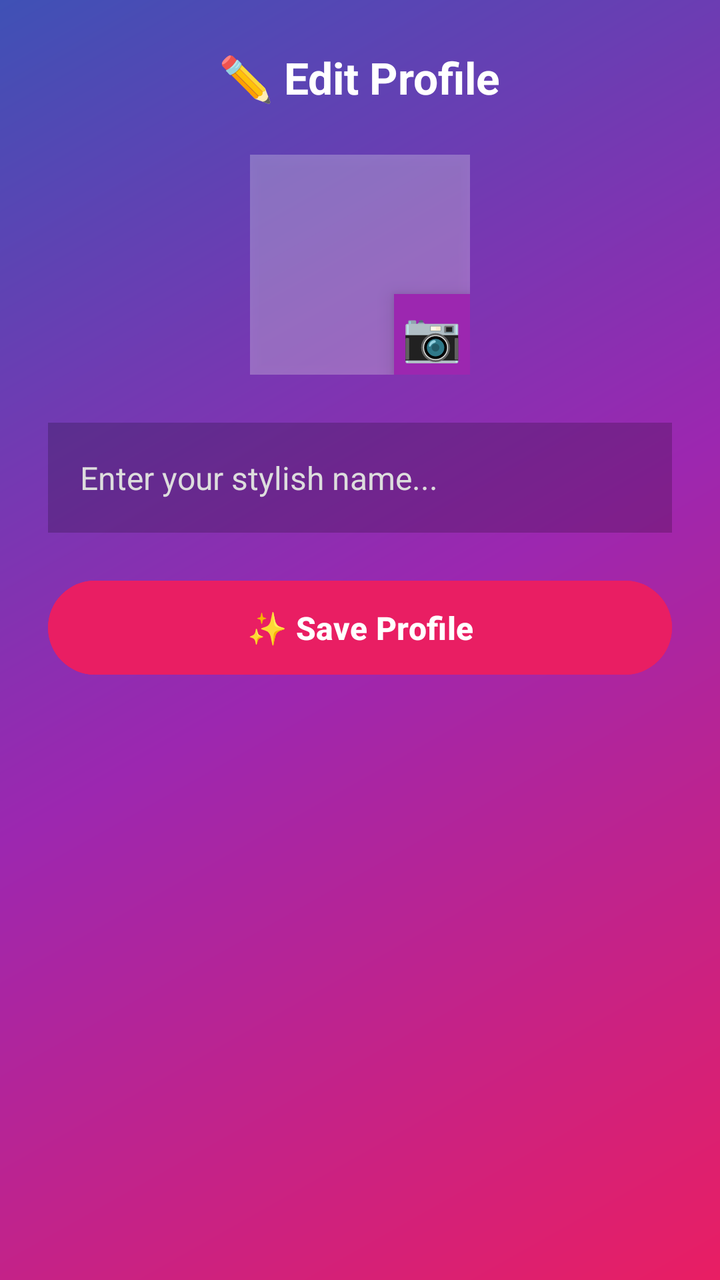
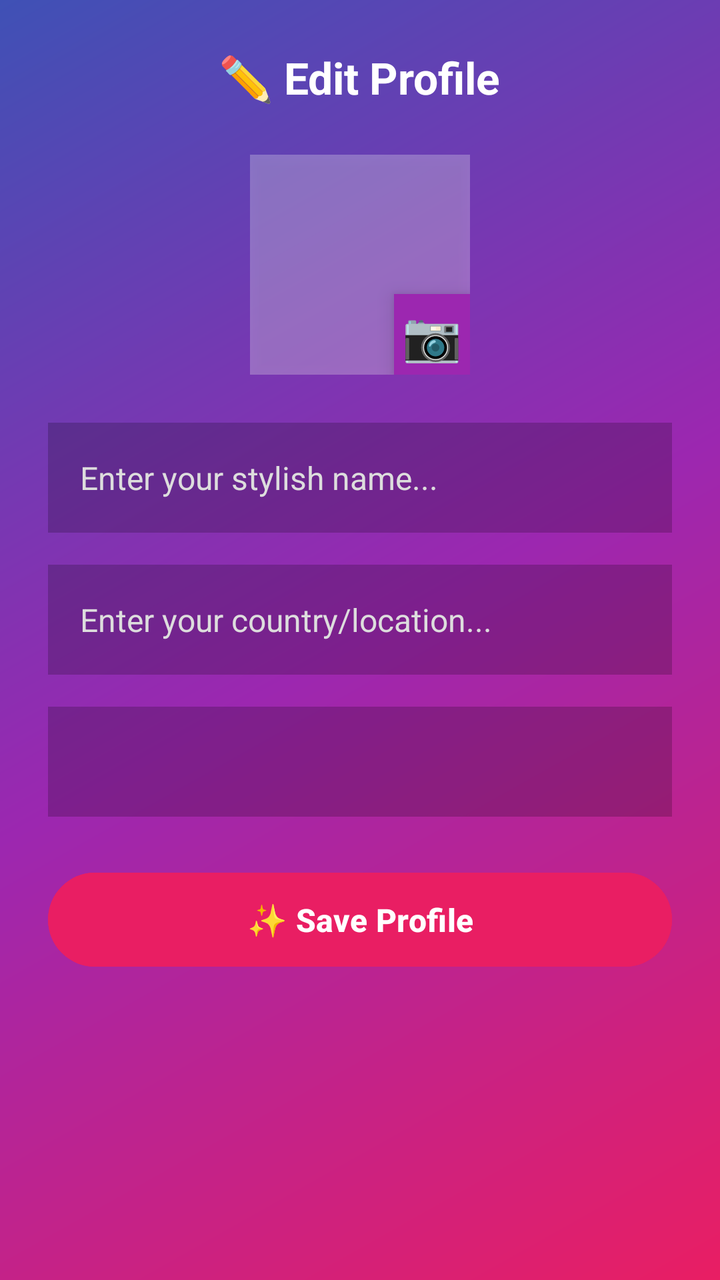

Compare the two renders of this Android layout. The source of the first and the diff that turns it into the second are given below.
<!-- AndroidManifest.xml: activity theme Theme.SRVoiceChat -->
<!-- res/layout/activity_edit_profile.xml -->
<?xml version="1.0" encoding="utf-8"?>
<ScrollView xmlns:android="http://schemas.android.com/apk/res/android"
    android:layout_width="match_parent"
    android:layout_height="match_parent"
    android:background="@drawable/bg_profile_gradient"
    android:fillViewport="true">

    <LinearLayout
        android:layout_width="match_parent"
        android:layout_height="wrap_content"
        android:orientation="vertical"
        android:padding="24dp"
        android:gravity="center_horizontal">

        
        <TextView
            android:layout_width="wrap_content"
            android:layout_height="wrap_content"
            android:text="✏️ Edit Profile"
            android:textColor="#FFFFFF"
            android:textSize="22sp"
            android:textStyle="bold"
            android:layout_marginBottom="24dp"/>

        
        <FrameLayout
            android:layout_width="110dp"
            android:layout_height="110dp"
            android:layout_marginBottom="24dp">

            <ImageView
                android:id="@+id/imgEditProfilePic"
                android:layout_width="match_parent"
                android:layout_height="match_parent"
                android:background="#44FFFFFF"
                android:scaleType="centerCrop"
                android:elevation="4dp"/>

            <TextView
                android:layout_width="wrap_content"
                android:layout_height="wrap_content"
                android:text="📷"
                android:textSize="24sp"
                android:layout_gravity="bottom|end"
                android:background="#9C27B0"
                android:padding="4dp"
                android:elevation="6dp"/>
        </FrameLayout>

        
        <EditText
            android:id="@+id/editUserName"
            android:layout_width="match_parent"
            android:layout_height="55dp"
            android:background="#33000000"
            android:hint="Enter your stylish name..."
            android:textColor="#FFFFFF"
            android:textColorHint="#DDDDDD"
            android:textSize="16sp"
            android:paddingHorizontal="16dp"
            android:layout_marginBottom="20dp"
            android:singleLine="true"/>

        
        <Button
            android:id="@+id/btnSaveProfile"
            android:layout_width="match_parent"
            android:layout_height="55dp"
            android:text="✨ Save Profile"
            android:textColor="#FFFFFF"
            android:textSize="16sp"
            android:textStyle="bold"
            android:backgroundTint="#E91E63"
            android:elevation="4dp"/>

    </LinearLayout>
</ScrollView>
<!-- resources referenced by this layout -->
<resources>
  <!-- drawable bg_profile_gradient (drawable) -->
  <?xml version="1.0" encoding="utf-8"?>
  <shape xmlns:android="http://schemas.android.com/apk/res/android"
      android:shape="rectangle">
      <gradient
          android:angle="135"
          android:startColor="#E91E63"
          android:centerColor="#9C27B0"
          android:endColor="#3F51B5"
          android:type="linear" />
  </shape>
  <style name="Theme.SRVoiceChat" parent="Theme.Material3.DayNight.NoActionBar">
          <item name="colorPrimary">#FF4081</item>
          <item name="android:statusBarColor">#FF4081</item>
          <item name="android:windowLightStatusBar">true</item>
      </style>
</resources>

<!-- the commit's change to res/layout/activity_edit_profile.xml (unified diff, before → after) -->
@@ -58,8 +58,31 @@
             android:textColorHint="#DDDDDD"
             android:textSize="16sp"
             android:paddingHorizontal="16dp"
-            android:layout_marginBottom="20dp"
+            android:layout_marginBottom="16dp"
             android:singleLine="true"/>
+
+        
+        <EditText
+            android:id="@+id/editUserLocation"
+            android:layout_width="match_parent"
+            android:layout_height="55dp"
+            android:background="#33000000"
+            android:hint="Enter your country/location..."
+            android:textColor="#FFFFFF"
+            android:textColorHint="#DDDDDD"
+            android:textSize="16sp"
+            android:paddingHorizontal="16dp"
+            android:layout_marginBottom="16dp"
+            android:singleLine="true"/>
+
+        
+        <Spinner
+            android:id="@+id/spinnerGender"
+            android:layout_width="match_parent"
+            android:layout_height="55dp"
+            android:background="#33000000"
+            android:paddingHorizontal="12dp"
+            android:layout_marginBottom="24dp"/>
 
         
         <Button
